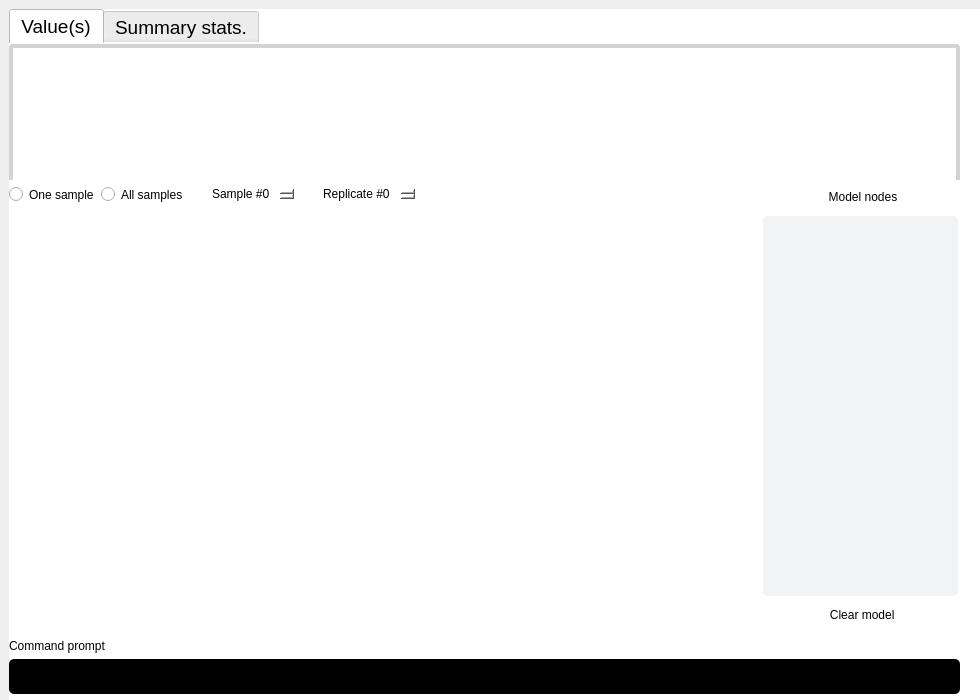
This is src/phylojunction/interface/pysidegui/pjguipages/pjgui_pages.ui in fkmendes/PhyloJunction as Qt 5 draws it before an edit. The edited form follows.
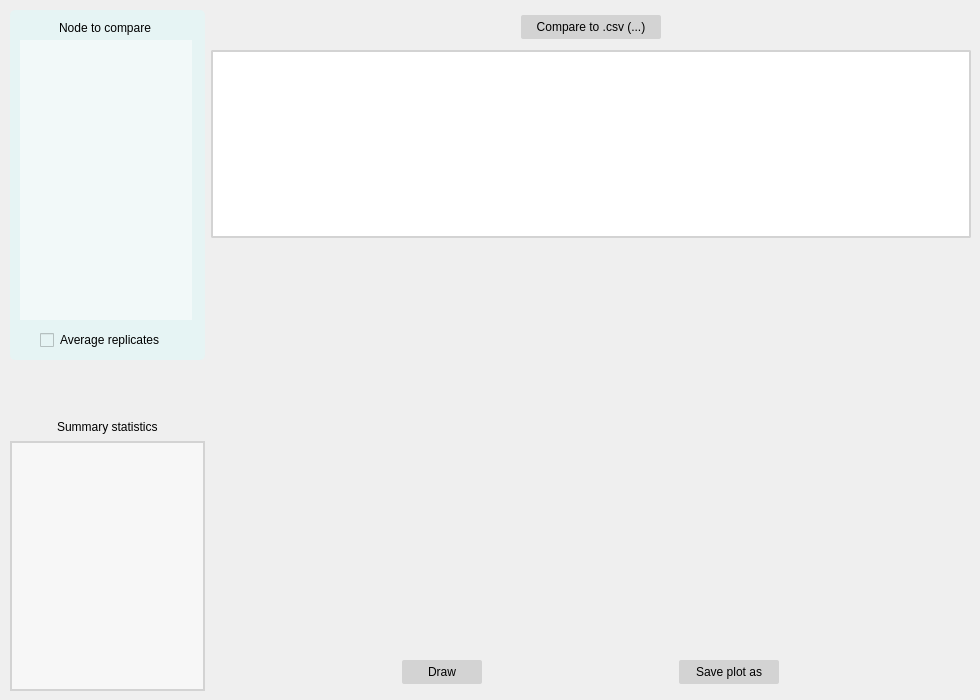
This is the edited form. The open tabs and pages were chosen to show the change. Icons and pictures are not drawn. Custom widgets are drawn as their Qt base class.

Commit message: Nearly finish compare tab

Patch:
```diff
--- a/src/phylojunction/interface/pysidegui/pjguipages/pjgui_pages.ui
+++ b/src/phylojunction/interface/pysidegui/pjguipages/pjgui_pages.ui
@@ -12,8 +12,8 @@
   </property>
   <property name="minimumSize">
    <size>
-    <width>980</width>
-    <height>700</height>
+    <width>960</width>
+    <height>650</height>
    </size>
   </property>
   <property name="maximumSize">
@@ -349,6 +349,14 @@
             <height>16777215</height>
            </size>
           </property>
+          <property name="font">
+           <font>
+            <family>Courier</family>
+            <pointsize>14</pointsize>
+            <italic>false</italic>
+            <bold>true</bold>
+           </font>
+          </property>
           <property name="toolTip">
            <string extracomment="Enter command here"/>
           </property>
@@ -427,8 +435,8 @@
           </size>
          </property>
          <property name="styleSheet">
-          <string notr="true">border: 4px solid lightgray;
-border-radius: 4px;
+          <string notr="true">border: 2px solid lightgray;
+border-radius: 2px;
 font: 11pt &quot;Courier&quot;;</string>
          </property>
          <property name="readOnly">
@@ -467,6 +475,355 @@
     </item>
    </layout>
   </widget>
+  <widget class="QWidget" name="compare_page">
+   <widget class="QWidget" name="gridLayoutWidget_2">
+    <property name="geometry">
+     <rect>
+      <x>10</x>
+      <y>10</y>
+      <width>961</width>
+      <height>681</height>
+     </rect>
+    </property>
+    <layout class="QGridLayout" name="compare_page_grid_layout">
+     <item row="0" column="0">
+      <layout class="QVBoxLayout" name="node_stat_vert_layout">
+       <item>
+        <widget class="QFrame" name="frame">
+         <property name="minimumSize">
+          <size>
+           <width>195</width>
+           <height>350</height>
+          </size>
+         </property>
+         <property name="maximumSize">
+          <size>
+           <width>195</width>
+           <height>350</height>
+          </size>
+         </property>
+         <property name="styleSheet">
+          <string notr="true">border-radius: 5px;
+background-color: #e6f4f4;
+border: 0;</string>
+         </property>
+         <property name="frameShape">
+          <enum>QFrame::StyledPanel</enum>
+         </property>
+         <property name="frameShadow">
+          <enum>QFrame::Raised</enum>
+         </property>
+         <widget class="QListWidget" name="compare_node_list">
+          <property name="geometry">
+           <rect>
+            <x>10</x>
+            <y>30</y>
+            <width>172</width>
+            <height>280</height>
+           </rect>
+          </property>
+          <property name="minimumSize">
+           <size>
+            <width>172</width>
+            <height>280</height>
+           </size>
+          </property>
+          <property name="maximumSize">
+           <size>
+            <width>172</width>
+            <height>280</height>
+           </size>
+          </property>
+          <property name="styleSheet">
+           <string notr="true">QListWidget {
+	background-color: #f2f9f9;
+	color: #495057;
+	border: 0;
+    border-radius: 0px;
+}
+QListWidget::item:selected{
+	background-color: #495057;
+	color: white;
+	border: 0;
+}</string>
+          </property>
+         </widget>
+         <widget class="QLabel" name="compare_nodes_label">
+          <property name="geometry">
+           <rect>
+            <x>40</x>
+            <y>10</y>
+            <width>110</width>
+            <height>16</height>
+           </rect>
+          </property>
+          <property name="minimumSize">
+           <size>
+            <width>110</width>
+            <height>16</height>
+           </size>
+          </property>
+          <property name="maximumSize">
+           <size>
+            <width>110</width>
+            <height>16</height>
+           </size>
+          </property>
+          <property name="text">
+           <string>Node to compare</string>
+          </property>
+          <property name="alignment">
+           <set>Qt::AlignCenter</set>
+          </property>
+         </widget>
+         <widget class="QCheckBox" name="avg_replicate_check_button">
+          <property name="geometry">
+           <rect>
+            <x>30</x>
+            <y>320</y>
+            <width>140</width>
+            <height>20</height>
+           </rect>
+          </property>
+          <property name="minimumSize">
+           <size>
+            <width>140</width>
+            <height>20</height>
+           </size>
+          </property>
+          <property name="maximumSize">
+           <size>
+            <width>140</width>
+            <height>20</height>
+           </size>
+          </property>
+          <property name="cursor">
+           <cursorShape>PointingHandCursor</cursorShape>
+          </property>
+          <property name="text">
+           <string>Average replicates</string>
+          </property>
+         </widget>
+        </widget>
+       </item>
+       <item>
+        <spacer name="verticalSpacer">
+         <property name="orientation">
+          <enum>Qt::Vertical</enum>
+         </property>
+         <property name="sizeHint" stdset="0">
+          <size>
+           <width>20</width>
+           <height>40</height>
+          </size>
+         </property>
+        </spacer>
+       </item>
+       <item alignment="Qt::AlignHCenter">
+        <widget class="QLabel" name="compare_stats_label">
+         <property name="minimumSize">
+          <size>
+           <width>0</width>
+           <height>16</height>
+          </size>
+         </property>
+         <property name="maximumSize">
+          <size>
+           <width>16777215</width>
+           <height>16</height>
+          </size>
+         </property>
+         <property name="text">
+          <string>Summary statistics</string>
+         </property>
+        </widget>
+       </item>
+       <item alignment="Qt::AlignHCenter">
+        <widget class="QListWidget" name="summary_stats_list">
+         <property name="minimumSize">
+          <size>
+           <width>195</width>
+           <height>250</height>
+          </size>
+         </property>
+         <property name="maximumSize">
+          <size>
+           <width>195</width>
+           <height>250</height>
+          </size>
+         </property>
+         <property name="styleSheet">
+          <string notr="true">QListWidget{
+    background-color: #f7f7f7;
+    border: 2px solid lightgray;
+}
+QListWidget::item:selected{
+	background-color: #495057;
+	color: white;
+	border: 0;
+}</string>
+         </property>
+        </widget>
+       </item>
+      </layout>
+     </item>
+     <item row="0" column="1">
+      <layout class="QVBoxLayout" name="csv_violinplot_vert_layout">
+       <item alignment="Qt::AlignHCenter">
+        <widget class="QPushButton" name="compare_csv_button">
+         <property name="minimumSize">
+          <size>
+           <width>140</width>
+           <height>24</height>
+          </size>
+         </property>
+         <property name="maximumSize">
+          <size>
+           <width>140</width>
+           <height>24</height>
+          </size>
+         </property>
+         <property name="cursor">
+          <cursorShape>PointingHandCursor</cursorShape>
+         </property>
+         <property name="mouseTracking">
+          <bool>true</bool>
+         </property>
+         <property name="styleSheet">
+          <string notr="true">QPushButton{
+    background-color: lightgray;
+    border-radius: 2px;
+}
+QPushButton:hover{
+    background-color: #f7f7f7;
+}
+QPushButton:pressed{
+    background-color: #ffffff;
+}</string>
+         </property>
+         <property name="text">
+          <string>Compare to .csv (...)</string>
+         </property>
+        </widget>
+       </item>
+       <item>
+        <widget class="QTextEdit" name="compare_csv_textbox">
+         <property name="minimumSize">
+          <size>
+           <width>0</width>
+           <height>188</height>
+          </size>
+         </property>
+         <property name="maximumSize">
+          <size>
+           <width>16777215</width>
+           <height>188</height>
+          </size>
+         </property>
+         <property name="styleSheet">
+          <string notr="true">background-color: #ffffff;
+border: 2px solid lightgray;
+border-radius: 2px;
+font: 11pt &quot;Courier&quot;;</string>
+         </property>
+         <property name="readOnly">
+          <bool>true</bool>
+         </property>
+        </widget>
+       </item>
+       <item>
+        <widget class="MatplotlibWidget" name="compare_page_matplotlib_widget" native="true">
+         <property name="minimumSize">
+          <size>
+           <width>740</width>
+           <height>400</height>
+          </size>
+         </property>
+         <property name="maximumSize">
+          <size>
+           <width>740</width>
+           <height>400</height>
+          </size>
+         </property>
+        </widget>
+       </item>
+       <item>
+        <layout class="QHBoxLayout" name="draw_save_hor_layout">
+         <item>
+          <widget class="QPushButton" name="draw_violins_button">
+           <property name="minimumSize">
+            <size>
+             <width>80</width>
+             <height>24</height>
+            </size>
+           </property>
+           <property name="maximumSize">
+            <size>
+             <width>80</width>
+             <height>24</height>
+            </size>
+           </property>
+           <property name="cursor">
+            <cursorShape>PointingHandCursor</cursorShape>
+           </property>
+           <property name="styleSheet">
+            <string notr="true">QPushButton{
+    background-color: lightgray;
+    border-radius: 2px;
+}
+QPushButton:hover{
+    background-color: #f7f7f7;
+}
+QPushButton:pressed{
+    background-color: #ffffff;
+}</string>
+           </property>
+           <property name="text">
+            <string>Draw</string>
+           </property>
+          </widget>
+         </item>
+         <item>
+          <widget class="QPushButton" name="save_violins_button">
+           <property name="minimumSize">
+            <size>
+             <width>100</width>
+             <height>24</height>
+            </size>
+           </property>
+           <property name="maximumSize">
+            <size>
+             <width>100</width>
+             <height>24</height>
+            </size>
+           </property>
+           <property name="cursor">
+            <cursorShape>PointingHandCursor</cursorShape>
+           </property>
+           <property name="styleSheet">
+            <string notr="true">QPushButton{
+    background-color: lightgray;
+    border-radius: 2px;
+}
+QPushButton:hover{
+    background-color: #f7f7f7;
+}
+QPushButton:pressed{
+    background-color: #ffffff;
+}</string>
+           </property>
+           <property name="text">
+            <string>Save plot as</string>
+           </property>
+          </widget>
+         </item>
+        </layout>
+       </item>
+      </layout>
+     </item>
+    </layout>
+   </widget>
+  </widget>
   <widget class="QWidget" name="cmd_log_page">
    <property name="minimumSize">
     <size>
```
Left out of the diff: 115 changed lines with no effect on the pictures. The commit also changes 7 other files.
